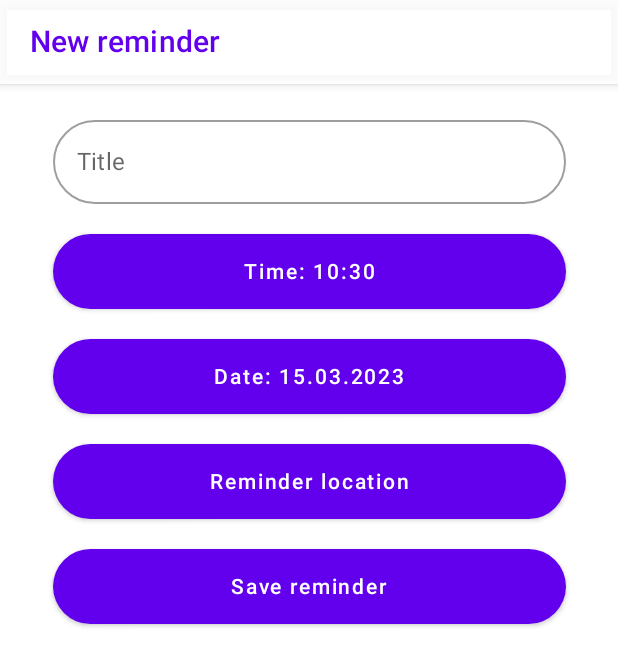
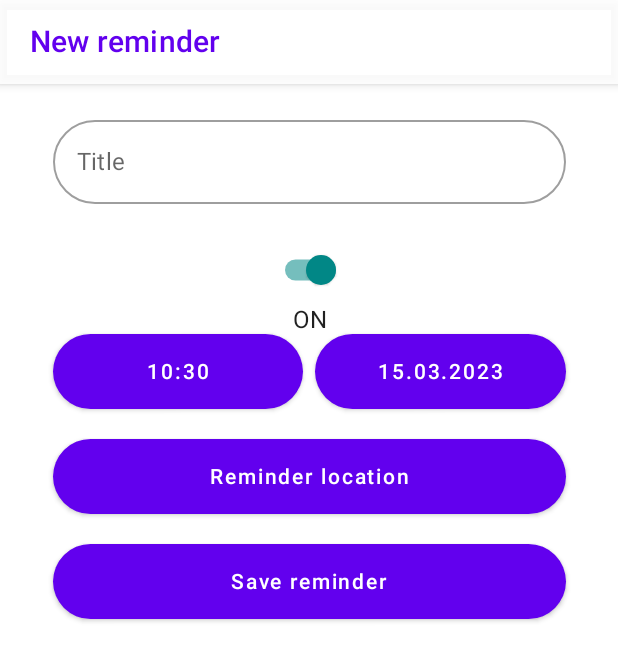
Before and after one commit to tpantsar/mobile-computing-4, an Android app built with Jetpack Compose: the HomeScreen screen opened through its navigation route, after a tap on "Add reminder", on a phone screen of 412 x 824 dp. Shown: the top 666 px of the screen. Run offline under Robolectric (Android 15) with nearby library versions, the phone set to English and light mode, and no system bars; our stand-ins replace Room's generated code, accompanist, constraintlayout-compose.

Commit message:
Added reminders without a notification

```diff
--- a/app/src/main/java/com/codemave/mobilecomputing/data/entity/Notification.kt
+++ b/app/src/main/java/com/codemave/mobilecomputing/data/entity/Notification.kt
@@ -11,6 +11,7 @@ import androidx.room.PrimaryKey
         Index("id", unique = true)
     ]
 )
+
 data class Notification(
     @PrimaryKey(autoGenerate = true) @ColumnInfo(name = "id") val notificationId: Long = 0,
     @ColumnInfo(name = "title") val notificationTitle: String,
@@ -21,5 +22,6 @@ data class Notification(
     @ColumnInfo(name = "reminderTime") val reminderTime: Long,
     @ColumnInfo(name = "creationTime") val creationTime: Long,
     @ColumnInfo(name = "creatorId") val creatorId: String,
-    @ColumnInfo(name = "seen") val notificationSeen: Boolean
+    @ColumnInfo(name = "seen") val notificationSeen: Boolean,
+    @ColumnInfo(name = "notificationEnabled") val notificationEnabled: Boolean
 )
--- a/app/src/main/java/com/codemave/mobilecomputing/ui/reminders/AddReminder.kt
+++ b/app/src/main/java/com/codemave/mobilecomputing/ui/reminders/AddReminder.kt
@@ -12,16 +12,12 @@ import androidx.compose.foundation.layout.*
 import androidx.compose.foundation.shape.CornerSize
 import androidx.compose.foundation.shape.RoundedCornerShape
 import androidx.compose.material.*
-import androidx.compose.runtime.Composable
-import androidx.compose.runtime.mutableStateOf
-import androidx.compose.runtime.remember
-import androidx.compose.runtime.rememberCoroutineScope
+import androidx.compose.runtime.*
 import androidx.compose.runtime.saveable.rememberSaveable
 import androidx.compose.ui.Alignment
 import androidx.compose.ui.Modifier
 import androidx.compose.ui.graphics.Color
 import androidx.compose.ui.platform.LocalContext
-import androidx.compose.ui.res.stringResource
 import androidx.compose.ui.unit.dp
 import androidx.core.content.ContextCompat
 import androidx.lifecycle.viewmodel.compose.viewModel
@@ -103,33 +99,59 @@ fun AddReminder(
                 label = { Text(text = "Title") },
                 shape = RoundedCornerShape(corner = CornerSize(50.dp))
             )
+            Spacer(modifier = Modifier.height(20.dp))
 
-            Spacer(modifier = Modifier.height(20.dp))
+            // Switch button state, enabled by default
+            var switchOn by remember {
+                mutableStateOf(true)
+            }
+
+            // Switch button to set notification ON / OFF
+            Column(
+                verticalArrangement = Arrangement.Center,
+                horizontalAlignment = Alignment.CenterHorizontally
+            ) {
+                Switch(
+                    checked = switchOn,
+                    onCheckedChange = { switchOn_ ->
+                        switchOn = switchOn_
+                    }
+                )
+                Text(text = if (switchOn) "ON" else "OFF")
+            }
+
+            // Place time and date on the same row
+            Row(
+                modifier = Modifier.fillMaxWidth(0.9f),
+                horizontalArrangement = Arrangement.SpaceEvenly,
+            ) {
                 Button(
-                enabled = true,
+                    enabled = switchOn,
                     modifier = Modifier
-                    .fillMaxWidth(0.9f)
-                    .height(50.dp),
+                        .height(50.dp)
+                        .weight(1f),
                     shape = RoundedCornerShape(corner = CornerSize(50.dp)),
                     onClick = {
                         timePickerDialog.show()
                     }
                 ) {
-                Text(text = "Time: " + time.value)
+                    Text(text = time.value)
                 }
 
-            Spacer(modifier = Modifier.height(20.dp))
+                Spacer(modifier = Modifier.width(8.dp))
+
                 Button(
-                enabled = true,
+                    enabled = switchOn,
                     modifier = Modifier
-                    .fillMaxWidth(0.9f)
-                    .height(50.dp),
+                        .height(50.dp)
+                        .weight(1f),
                     shape = RoundedCornerShape(corner = CornerSize(50.dp)),
                     onClick = {
                         datePickerDialog.show()
                     }
                 ) {
-                Text(text = "Date: " + date.value)
+                    Text(text = date.value)
+                }
             }
 
             Spacer(modifier = Modifier.height(20.dp))
@@ -173,19 +195,37 @@ fun AddReminder(
                     reminderCalendar.set(newYear, newMonth - 1, newDay, newHour, newMinute)
 
                     coroutineScope.launch {
+                        if (switchOn) {
                             viewModel.saveReminder(
                                 com.codemave.mobilecomputing.data.entity.Notification(
                                     notificationTitle = notificationTitle.value,
-                                notificationTime = time.value, // notificationTime.value,
+                                    locationX = null,
+                                    locationY = null,
+                                    notificationTime = time.value,
                                     notificationDate = date.value,
                                     reminderTime = reminderCalendar.timeInMillis,
                                     creationTime = Date().time,
                                     creatorId = SharedPreferences(context).username,
                                     notificationSeen = false,
-                                locationX = null,
-                                locationY = null
+                                    notificationEnabled = true,
                                 )
                             )
+                        } else {
+                            viewModel.saveReminder(
+                                com.codemave.mobilecomputing.data.entity.Notification(
+                                    notificationTitle = notificationTitle.value,
+                                    locationX = null,
+                                    locationY = null,
+                                    notificationTime = "",
+                                    notificationDate = "",
+                                    reminderTime = 0,
+                                    creationTime = Date().time,
+                                    creatorId = SharedPreferences(context).username,
+                                    notificationSeen = false,
+                                    notificationEnabled = false
+                                )
+                            )
+                        }
                     }
                     navController.popBackStack()
                     // }
--- a/app/src/main/java/com/codemave/mobilecomputing/ui/reminders/Reminder.kt
+++ b/app/src/main/java/com/codemave/mobilecomputing/ui/reminders/Reminder.kt
@@ -88,7 +88,7 @@ private fun ReminderListItem(
         ConstraintLayout(modifier = Modifier.fillMaxWidth()) {
 
             val coroutineScope = rememberCoroutineScope()
-            val (divider, notificationTitle, notificationTime, notificationDate, editIcon, deleteIcon/*, checkIcon*/) = createRefs()
+            val (divider, notificationTitle, notificationTime, notificationDate, editIcon, deleteIcon) = createRefs()
             Divider(
                 Modifier.constrainAs(divider) {
                     top.linkTo(parent.top)
--- a/app/src/main/java/com/codemave/mobilecomputing/ui/reminders/ReminderViewModel.kt
+++ b/app/src/main/java/com/codemave/mobilecomputing/ui/reminders/ReminderViewModel.kt
@@ -111,14 +111,15 @@ private fun updateSeen(
         Notification(
             notificationId = reminder.notificationId,
             notificationTitle = reminder.notificationTitle,
+            locationX = reminder.locationX,
+            locationY = reminder.locationY,
             notificationTime = reminder.notificationTime,
             notificationDate = reminder.notificationDate,
             reminderTime = reminder.reminderTime,
             creationTime = reminder.creationTime,
             creatorId = reminder.creatorId,
             notificationSeen = true,
-            locationY = reminder.locationY,
-            locationX = reminder.locationX
+            notificationEnabled = true
         )
     )
 }
--- a/build.gradle
+++ b/build.gradle
@@ -4,7 +4,7 @@ buildscript {
     }
 }// Top-level build file where you can add configuration options common to all sub-projects/modules.
 plugins {
-    id 'com.android.application' version '7.3.1' apply false
-    id 'com.android.library' version '7.3.1' apply false
+    id 'com.android.application' version '7.2.1' apply false
+    id 'com.android.library' version '7.2.1' apply false
     id 'org.jetbrains.kotlin.android' version '1.6.10' apply false
 }
```
Also changed, not shown: app/src/main/java/com/codemave/mobilecomputing/ui/reminders/EditReminder.kt (+69 -29 lines). Lines whose indentation alone changed are shown as unchanged.
